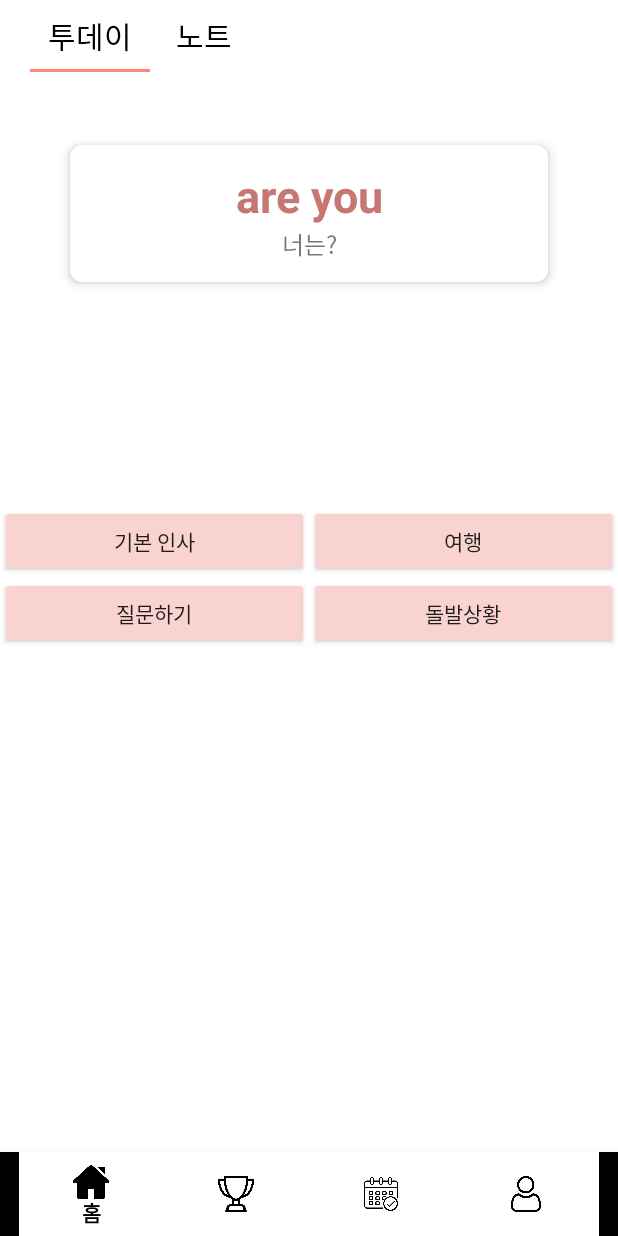
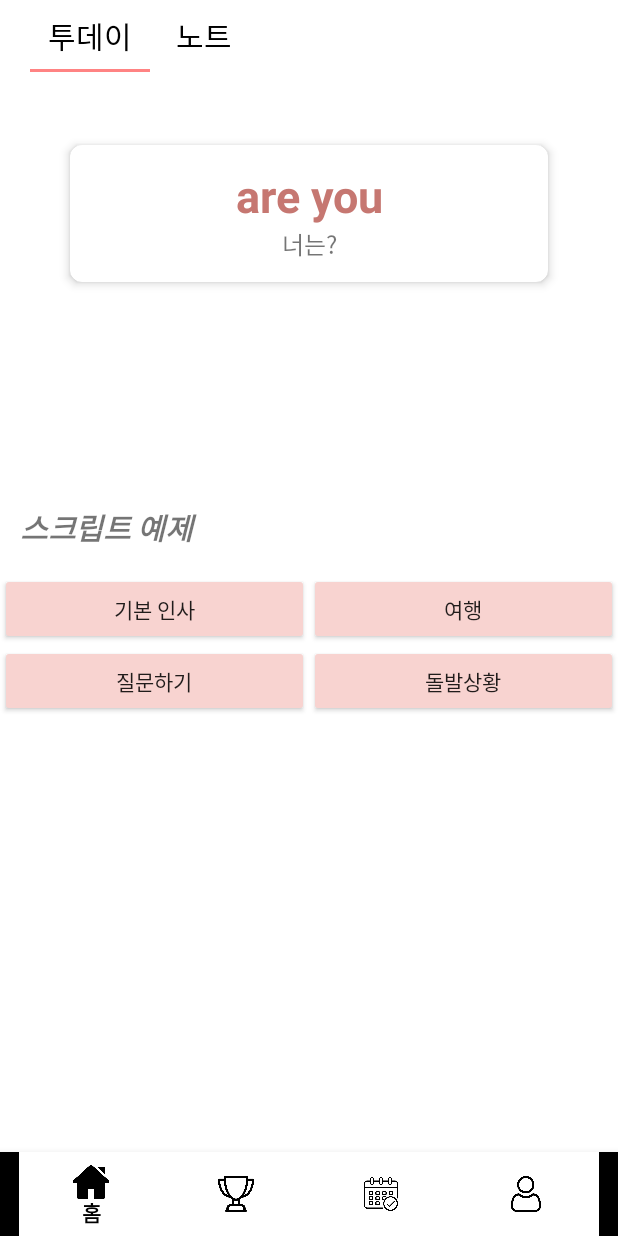
Before and after one commit to Winter-project-2020/study_english_android, an Android app: the screen it shows after launch (MainActivity), on a phone screen of 412 x 824 dp. Run offline under Robolectric (Android 15) with nearby library versions, the phone set to English and light mode, and no system bars; libraries missing offline, so code that uses them is left out: com.hookedonplay.decoviewlib.

Commit message:
스크립트 구성

```diff
--- a/StudyEnglish/app/src/main/res/layout/fragment_home1.xml
+++ b/StudyEnglish/app/src/main/res/layout/fragment_home1.xml
@@ -18,7 +18,15 @@
         android:layout_height="wrap_content"
         android:orientation="vertical"
         android:layout_marginTop="100dp">
-
+        <TextView
+            android:id="@+id/textView"
+            android:layout_width="match_parent"
+            android:layout_height="wrap_content"
+            android:text="스크립트 예제"
+            android:textSize="20sp"
+            android:textStyle="bold|italic"
+            android:layout_marginStart="13dp"
+            android:layout_marginBottom="15dp"/>
         <LinearLayout
             android:layout_width="match_parent"
             android:layout_height="match_parent"
```
